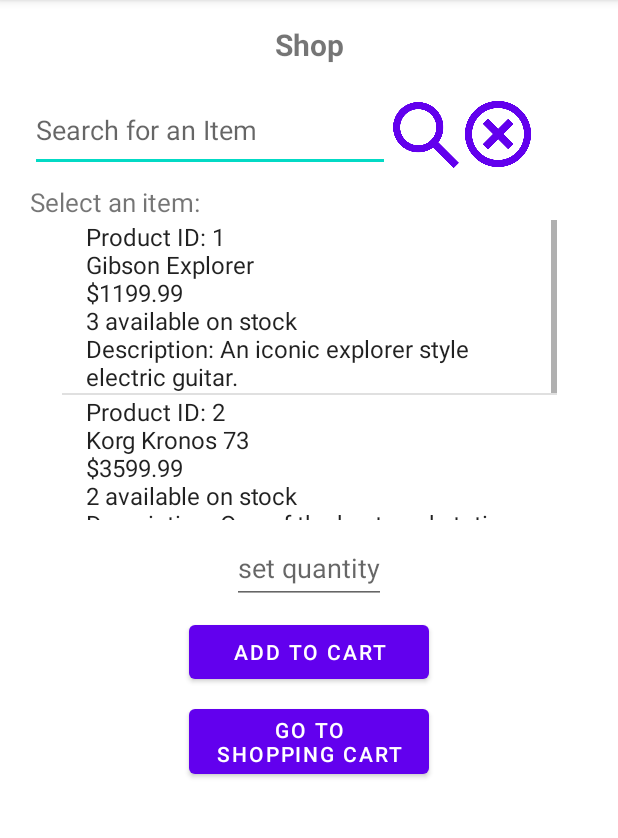
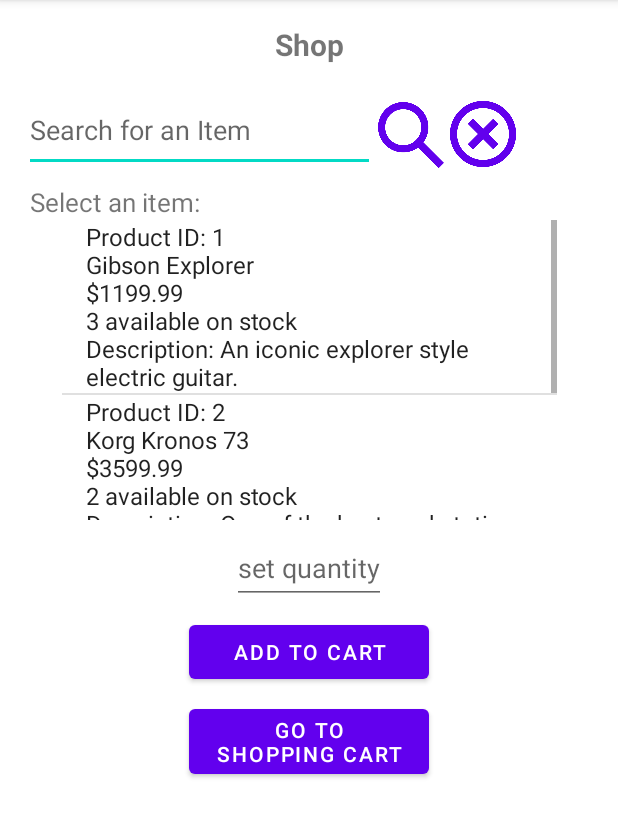
Before and after one commit to nmahanloo/Project2, an Android app: the ShopActivity screen opened directly, with no data from a screen before it, on a phone screen of 412 x 824 dp, the part 84-922 px from its top. Run offline under Robolectric (Android 15) with nearby library versions, the light colour scheme and no system bars; our stand-ins replace Room's generated code; 1 statement that could not run was skipped.

Commit message:
UI updated on activity_shop.xml

```diff
--- a/app/src/main/res/layout/activity_shop.xml
+++ b/app/src/main/res/layout/activity_shop.xml
@@ -21,9 +21,9 @@
 
     <EditText
         android:id="@+id/shop_search_edittext"
-        android:layout_width="240dp"
+        android:layout_width="234dp"
         android:layout_height="55dp"
-        android:layout_marginStart="20dp"
+        android:layout_marginStart="16dp"
         android:layout_marginTop="16dp"
         android:hint="@string/search_for_an_item"
         android:inputType="textAutoComplete"
```
